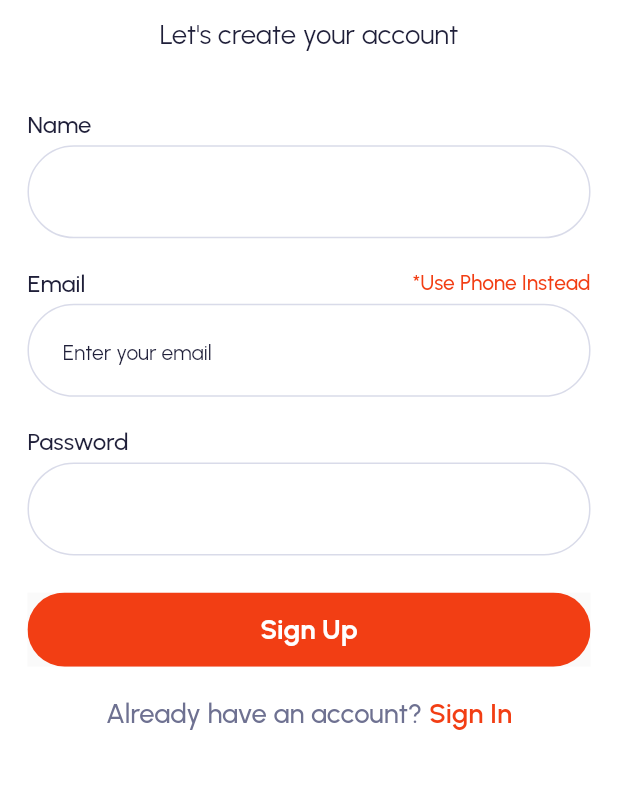
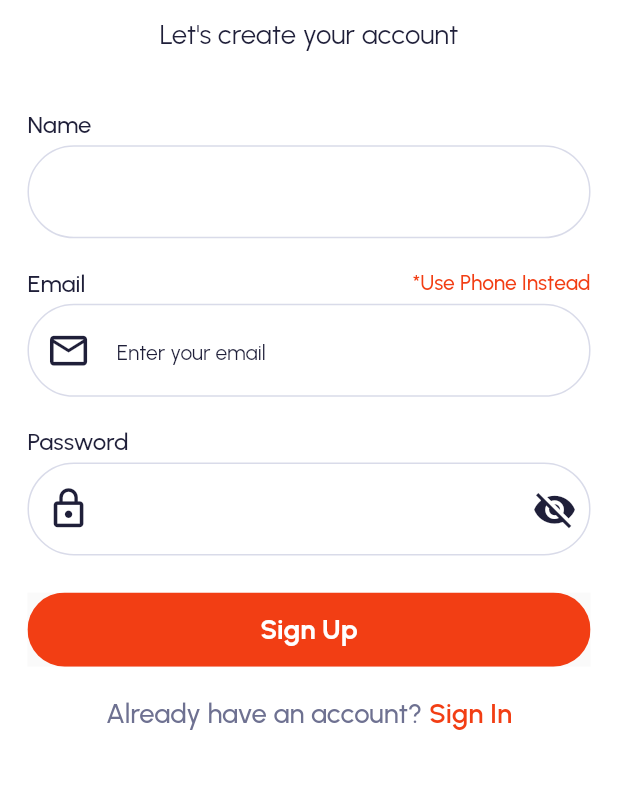
Before and after one commit to shoaib3474/shopking-customer-app, a Flutter app: the SignUpScreen screen opened directly, on a phone screen of 412 x 824 dp, the part 363-1152 px from its top. Run offline on Flutter 3.47's test engine with Material 3 defaults, Android fonts, the phone set to English and light mode, and no system bars; our stand-ins replace cached_network_image, carousel_slider, dartz, dio, dots_indicator, dotted_line and 18 more; missing offline and left inert: flutter_inappwebview; accounts and stored records are empty; network calls fail.

Commit message:
Update the SignUp page

```diff
--- a/lib/app/modules/auth/views/sign_up.dart
+++ b/lib/app/modules/auth/views/sign_up.dart
@@ -32,6 +32,9 @@ class _SignUpScreenState extends State<SignUpScreen> {
   final swapController = Get.put(SwapTitleController());
 
   final formkey = GlobalKey<FormState>();
+
+  // Password visibility state
+  bool _obscurePassword = true;
 
   @override
   void initState() {
@@ -82,7 +85,6 @@ class _SignUpScreenState extends State<SignUpScreen> {
                             ],
                           ),
                         ),
-
                         Form(
                           key: formkey,
                           child: Column(
@@ -91,17 +93,31 @@ class _SignUpScreenState extends State<SignUpScreen> {
                               SizedBox(height: 4.h),
                               CustomFormField(
                                 controller: authController.nameController,
-                                validator:
-                                    (name) => ValidationRules().name(name),
+                                prefixIcon: Icon(
+                                  Icons.person_outline,
+                                  color: AppColor.textColor,
+                                  size: 26.sp,
+                                ),
+                                validator: (name) =>
+                                    ValidationRules().name(name),
                               ),
                               SizedBox(height: 20.h),
                               const SwapFieldTitle(),
                               SizedBox(height: 4.h),
+                              // Provide the email prefix icon similar to sign in
                               SwapFormField(
                                 emailController: authController.emailController,
-                                emailValidator:
-                                    (email) => ValidationRules().email(email),
+                                emailValidator: (email) =>
+                                    ValidationRules().email(email),
                                 phoneController: authController.phoneController,
+                                emailPrefixIcon: Padding(
+                                  padding: EdgeInsets.only(left: 6.w),
+                                  child: Icon(
+                                    Icons.email_outlined,
+                                    color: AppColor.textColor,
+                                    size: 26.sp,
+                                  ),
+                                ),
                                 prefix: Padding(
                                   padding: EdgeInsets.only(left: 10.w),
                                   child: PopupMenuButton(
@@ -111,8 +127,7 @@ class _SignUpScreenState extends State<SignUpScreen> {
                                       ),
                                     ),
                                     position: PopupMenuPosition.under,
-                                    itemBuilder:
-                                        (ctx) => List.generate(
+                                    itemBuilder: (ctx) => List.generate(
                                       authController
                                           .countryCodeModel!
                                           .data!
@@ -159,17 +174,41 @@ class _SignUpScreenState extends State<SignUpScreen> {
                                     ),
                                   ),
                                 ),
-                                phoneValidator:
-                                    (phone) => ValidationRules().phone(phone),
+                                phoneValidator: (phone) =>
+                                    ValidationRules().phone(phone),
                               ),
                               SizedBox(height: 20.h),
                               FormFieldTitle(title: "Password".tr),
                               SizedBox(height: 4.h),
+                              // Password field with prefix icon and show/hide suffix button
                               CustomFormField(
                                 controller: authController.passController,
-                                obsecure: true,
-                                validator:
-                                    (password) =>
+                                obsecure: _obscurePassword,
+                                isPrefixIcon: true,
+                                prefixIcon: Padding(
+                                  padding: EdgeInsets.only(left: 6.w),
+                                  child: Icon(
+                                    Icons.lock_outline,
+                                    color: AppColor.textColor,
+                                    size: 26.sp,
+                                  ),
+                                ),
+                                isSuffixIcon: true,
+                                suffixIcon: IconButton(
+                                  onPressed: () {
+                                    setState(() {
+                                      _obscurePassword = !_obscurePassword;
+                                    });
+                                  },
+                                  icon: Icon(
+                                    _obscurePassword
+                                        ? Icons.visibility_off
+                                        : Icons.visibility,
+                                    color: AppColor.textColor,
+                                    size: 26.sp,
+                                  ),
+                                ),
+                                validator: (password) =>
                                     ValidationRules().password(password),
                               ),
                               SizedBox(height: 24.h),
@@ -180,33 +219,27 @@ class _SignUpScreenState extends State<SignUpScreen> {
                                     swapController.isShowEmailField.value
                                         ? authController
                                               .registrationValidationWithEmail(
-                                              name:
-                                                  authController
+                                                name: authController
                                                     .nameController
                                                     .text,
-                                              email:
-                                                  authController
+                                                email: authController
                                                     .emailController
                                                     .text,
-                                              password:
-                                                  authController
+                                                password: authController
                                                     .passController
                                                     .text,
                                               )
                                         : authController
                                               .registrationValidationWithPhone(
-                                              name:
-                                                  authController
+                                                name: authController
                                                     .nameController
                                                     .text,
-                                              phone:
-                                                  authController
+                                                phone: authController
                                                     .phoneController
                                                     .text,
                                                 countryCode:
                                                     authController.countryCode,
-                                              password:
-                                                  authController
+                                                password: authController
                                                     .passController
                                                     .text,
                                               );
```
Lines whose indentation alone changed are shown as unchanged.
